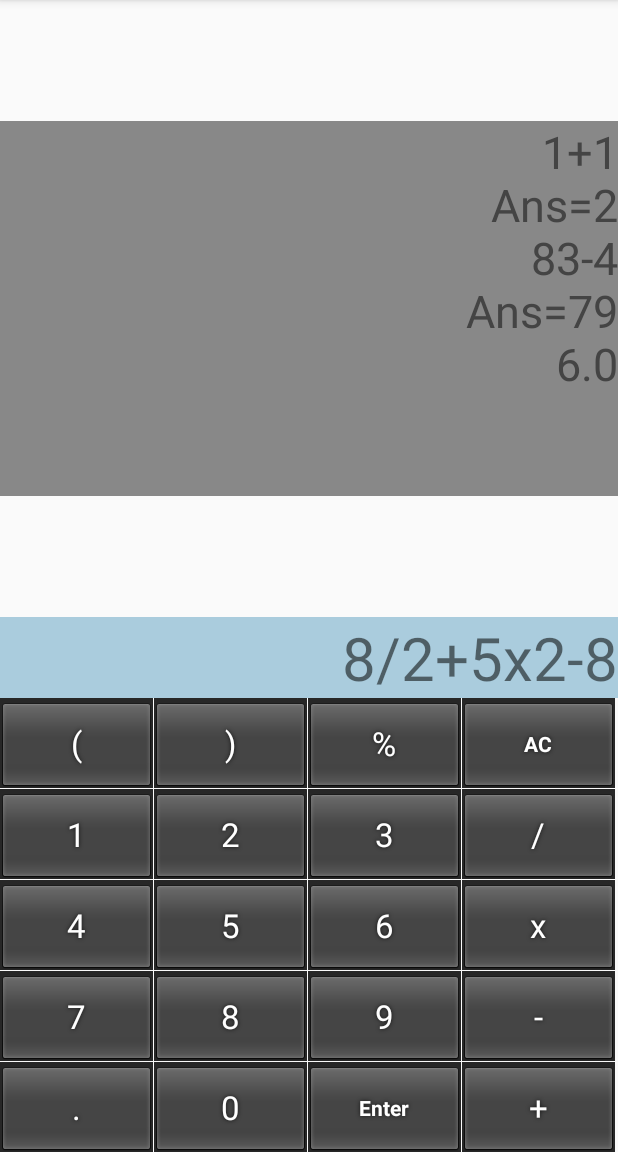
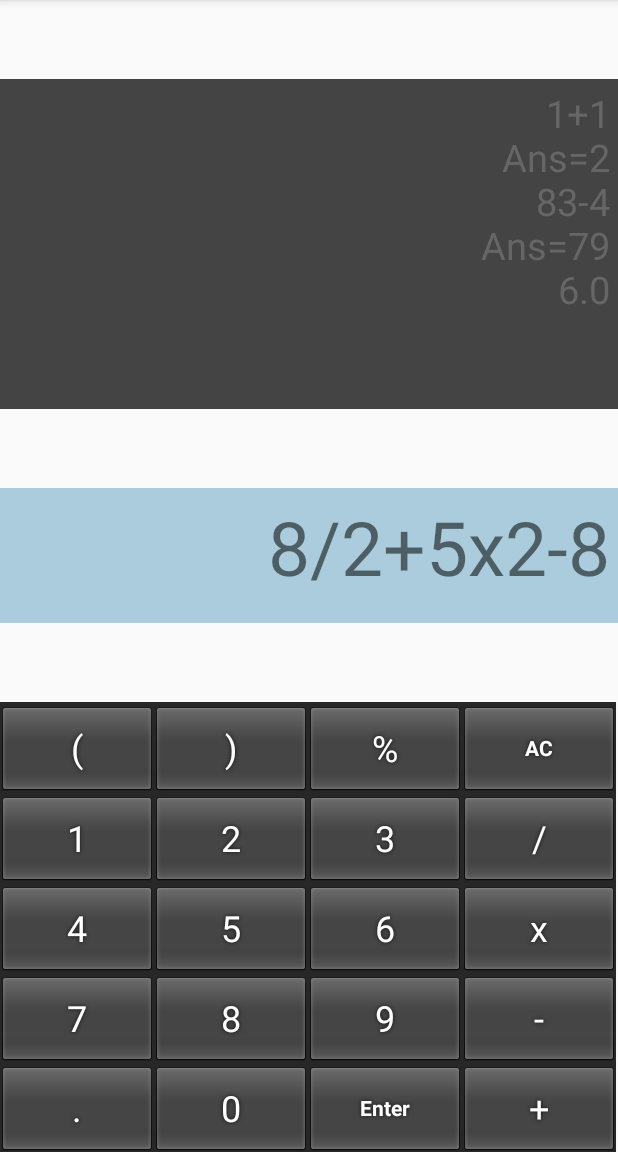
Before and after one commit to henrychtang/CalculatorForAndrioid, an Android app: the screen it shows after launch (MainActivity), on a phone screen of 412 x 824 dp, the part 84-1236 px from its top. Run offline under Robolectric (Android 15) with nearby library versions, the phone set to English and light mode, and no system bars.

Commit message:
Better sizing

```diff
--- a/app/build.gradle
+++ b/app/build.gradle
@@ -6,8 +6,8 @@ android {
         applicationId "home.henry.calculator"
         minSdkVersion 21
         targetSdkVersion 26
-        versionCode 1
-        versionName "1.0.1"
+        versionCode 3
+        versionName "1.0.3"
         testInstrumentationRunner "android.support.test.runner.AndroidJUnitRunner"
     }
     buildTypes {
--- a/app/src/main/java/home/henry/calculator/History.java
+++ b/app/src/main/java/home/henry/calculator/History.java
@@ -1,4 +1,6 @@
 package home.henry.calculator;
+
+import android.util.Log;
 
 import java.util.LinkedList;
 import java.util.List;
@@ -16,6 +18,7 @@ public class History {
         houseHouseHistory();
         String history = "";
         for (String line : historyList) {
+            Log.i("history ",line);
             history = history + "\n" + line;
         }
         return history;
--- a/app/src/main/res/layout/activity_main.xml
+++ b/app/src/main/res/layout/activity_main.xml
@@ -10,24 +10,29 @@
    <TextView
        android:id="@+id/textView_input"
        android:layout_width="match_parent"
-       android:layout_height="wrap_content"
+       android:layout_height="90dp"
        android:textAlignment="textEnd"
        android:background="#aaccdd"
+       android:padding="5dp"
+       android:paddingTop="20dp"
        android:text="1010"
-       android:textSize="40dp"
+       android:textSize="50dp"
        android:scrollHorizontally="true"
+       android:maxLines="1"
+       app:layout_constraintTop_toBottomOf="@id/textView_history"
        app:layout_constraintBottom_toTopOf="@id/keyboard_view"
        />
 
     <TextView
         android:id="@+id/textView_history"
         android:layout_width="match_parent"
-        android:layout_height="250dp"
+        android:layout_height="220dp"
         android:textAlignment="textEnd"
-        android:background="#888888"
+        android:background="#444444"
+        android:padding="5dp"
         android:text="1+1\nAns=2\n83-4\nAns=79"
-        android:textSize="30dp"
-        android:textColor="#444444"
+        android:textSize="25dp"
+        android:textColor="#666666"
         app:layout_constraintTop_toTopOf="parent"
         app:layout_constraintBottom_toTopOf="@id/textView_input"
         />
@@ -37,6 +42,7 @@
         android:layout_height="200dp"
         android:layout_centerHorizontal="true"
         android:focusable="true"
+        android:keyTextSize="24dp"
         android:background="@android:color/transparent"
         android:focusableInTouchMode="true"
         app:layout_constraintBottom_toBottomOf="parent"
--- a/app/src/main/res/xml/number_pad.xml
+++ b/app/src/main/res/xml/number_pad.xml
@@ -1,9 +1,10 @@
 <?xml version="1.0" encoding="utf-8"?>
 <Keyboard xmlns:android="http://schemas.android.com/apk/res/android"
-    android:horizontalGap="1dp"
+    android:horizontalGap="0dp"
     android:keyHeight="60dp"
     android:keyWidth="26%"
-    android:verticalGap="1dp">
+    android:verticalGap="0dp">
+
 
     <Row>
         <Key
```
Also changed, not shown: app/src/main/java/home/henry/calculator/MainActivity.java (+9 -6 lines), 3 other files.
